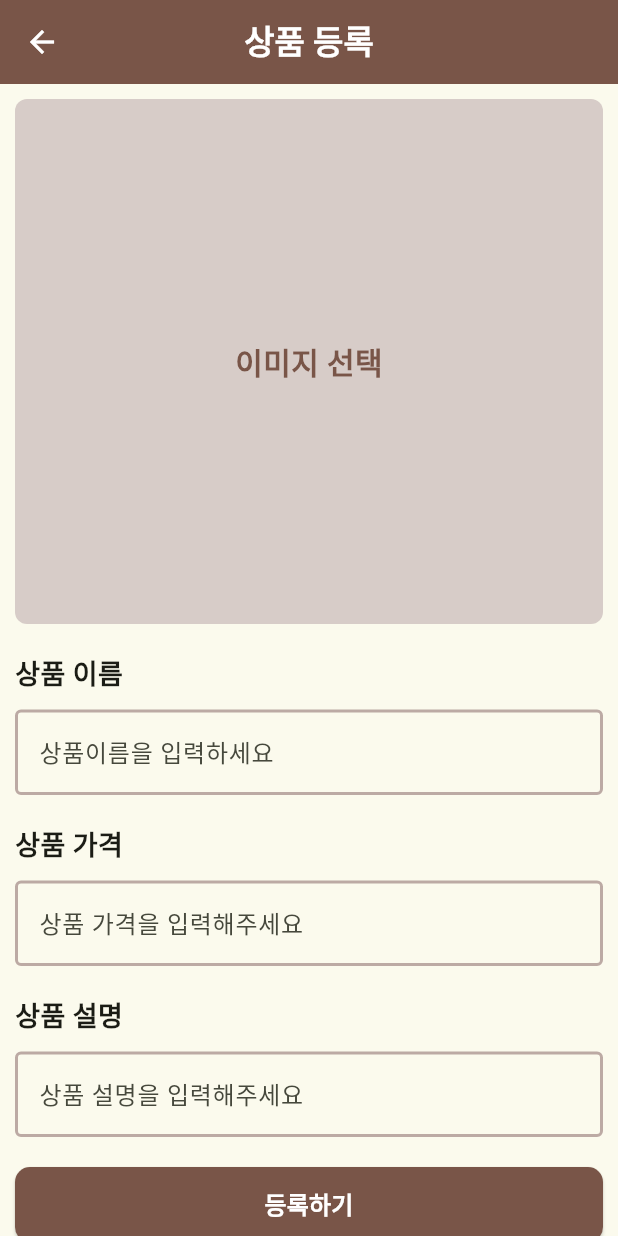
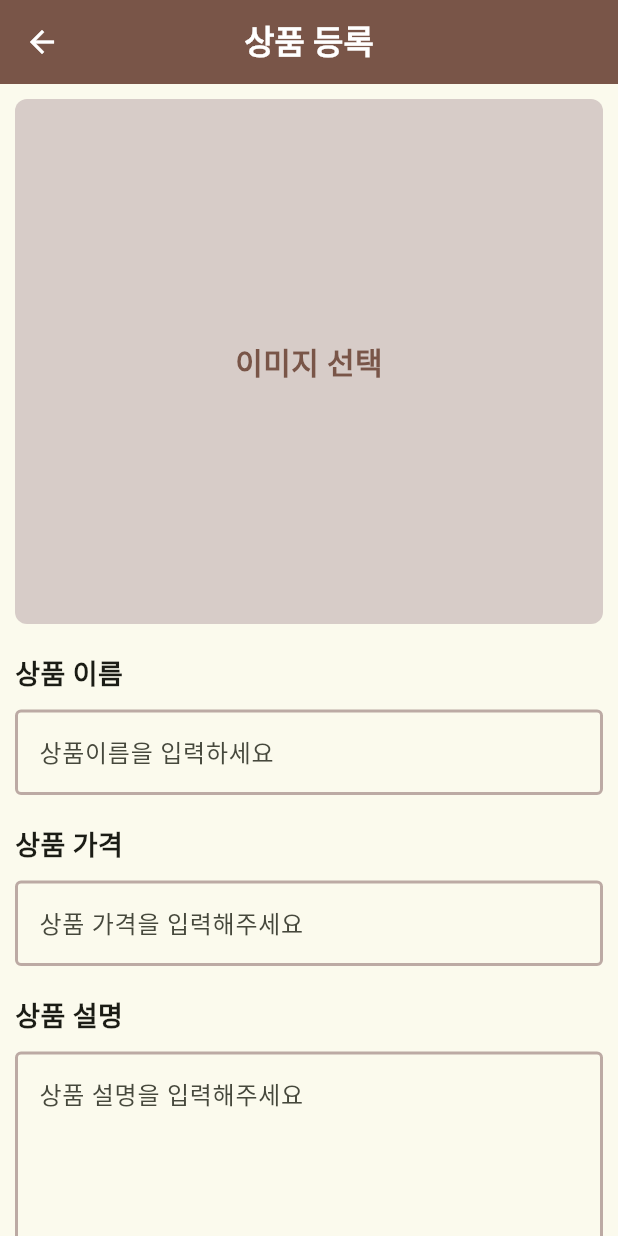
Before and after one commit to Anne9602/dark_horse_book_store, a Flutter app: the ProductAddPage screen opened directly, on a phone screen of 412 x 824 dp. Run offline on Flutter 3.47's test engine with Material 3 defaults, Android fonts, the phone set to English and light mode, and no system bars.

Commit message:
feat: 상품설명 입력란 maxline수정

```diff
--- a/lib/pages/product_add_page/product_add_page.dart
+++ b/lib/pages/product_add_page/product_add_page.dart
@@ -13,7 +13,8 @@ class ProductAddPage extends StatelessWidget {
   Widget build(BuildContext context) {
     return Scaffold(
       appBar: BuildAppbar(title: "상품 등록"),
-      body: Padding(
+      body: SingleChildScrollView(
+        child: Padding(
           padding: const EdgeInsets.all(10),
           child: Column(
             crossAxisAlignment: CrossAxisAlignment.start,
@@ -73,6 +74,7 @@ class ProductAddPage extends StatelessWidget {
                 _textEditingContentController,
                 '상품 설명을 입력해주세요',
                 TextInputAction.done,
+                5, // 최대 줄 수 설정
               ),
 
               //등록버튼
@@ -101,6 +103,7 @@ class ProductAddPage extends StatelessWidget {
             ],
           ),
         ),
+      ),
     );
   }
 
@@ -108,10 +111,12 @@ class ProductAddPage extends StatelessWidget {
   TextFormField _textformField(
     controller,
     String hintText,
-    TextInputAction inputAction,
-  ) {
+    TextInputAction inputAction, [
+    int? maxLine, //옵션파라미터
+  ]) {
     return TextFormField(
       controller: controller,
+      maxLines: maxLine ?? 1, //기본 한줄세팅
       decoration: InputDecoration(
         hintText: hintText,
         enabledBorder: OutlineInputBorder(
```
Lines whose indentation alone changed are shown as unchanged.
